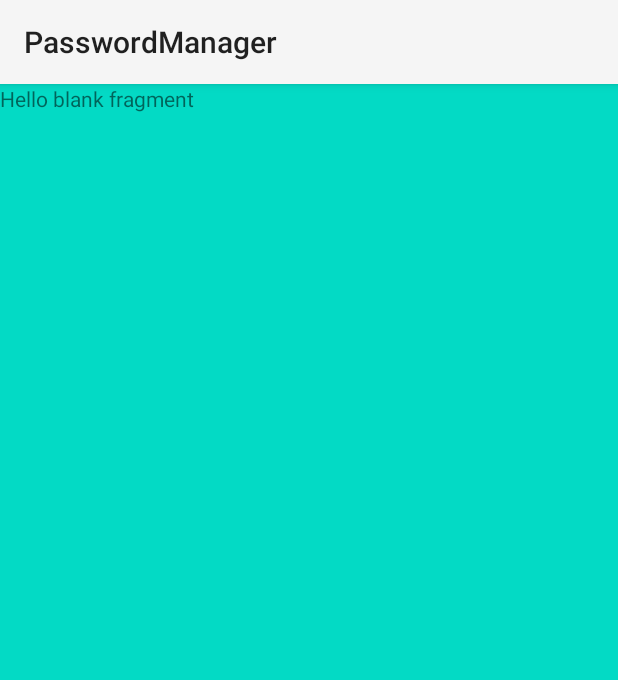
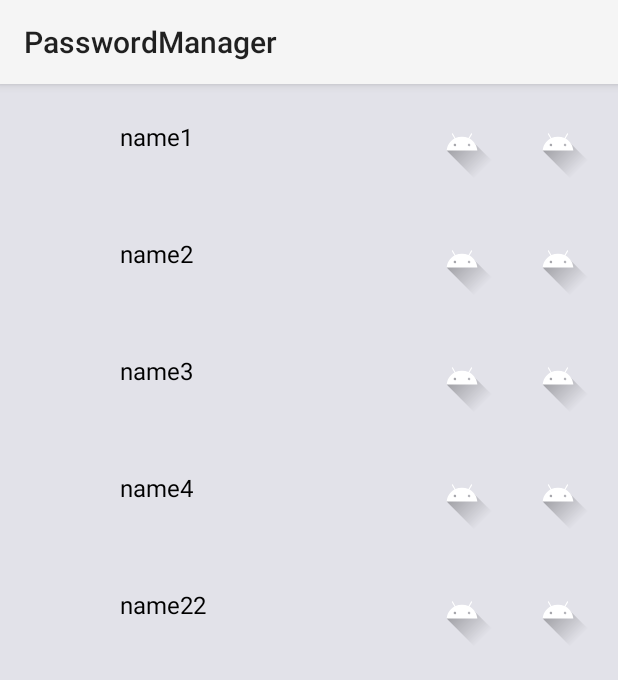
Before and after one commit to PaulMak-del/PasswordManager, an Android app: the PasswordListFragment screen opened through its navigation route, on a phone screen of 412 x 824 dp. Shown: the top 680 px of the screen. Run offline under Robolectric (Android 15) with nearby library versions, the phone set to English and light mode, and no system bars.

Commit message:
Add working recycler view and password service

```diff
--- a/PasswordManager2/app/src/main/AndroidManifest.xml
+++ b/PasswordManager2/app/src/main/AndroidManifest.xml
@@ -11,7 +11,8 @@
         android:roundIcon="@mipmap/ic_launcher_round"
         android:supportsRtl="true"
         android:theme="@style/Theme.PasswordManager"
-        tools:targetApi="31">
+        tools:targetApi="31"
+        android:name=".App">
         <activity
             android:name=".MainActivity"
             android:exported="true">
--- a/PasswordManager2/app/src/main/java/com/example/passwordmanager/MainActivity.kt
+++ b/PasswordManager2/app/src/main/java/com/example/passwordmanager/MainActivity.kt
@@ -3,11 +3,13 @@ package com.example.passwordmanager
 import androidx.appcompat.app.AppCompatActivity
 import android.os.Bundle
 import android.util.Log
+import androidx.recyclerview.widget.RecyclerView
 
 class MainActivity : AppCompatActivity() {
     override fun onCreate(savedInstanceState: Bundle?) {
         super.onCreate(savedInstanceState)
         setContentView(R.layout.activity_main)
         Log.d("ddd", "MainActivity")
+
     }
 }
--- /dev/null
+++ b/PasswordManager2/app/src/main/java/com/example/passwordmanager/MyAdapter.kt
@@ -0,0 +1,45 @@
+package com.example.passwordmanager
+
+import android.util.Log
+import android.view.LayoutInflater
+import android.view.ViewGroup
+import androidx.recyclerview.widget.RecyclerView
+import com.example.passwordmanager.databinding.ItemBinding
+import com.example.passwordmanager.model.Password
+
+class MyAdapter(private var passwords: List<Password>) :
+    RecyclerView.Adapter<MyAdapter.ViewHolder>() {
+
+    /*
+    var passwords: List<Password> = emptyList()
+        set(newValue) {
+            field = newValue
+            notifyDataSetChanged()
+        }
+
+     */
+
+    class ViewHolder(
+        val binding: ItemBinding
+    ) : RecyclerView.ViewHolder(binding.root)
+
+    override fun onCreateViewHolder(parent: ViewGroup, viewType: Int): ViewHolder {
+        Log.d("ddd", "MyAdapter.onCreateViewHolder")
+        val inflater = LayoutInflater.from(parent.context)
+        val binding = ItemBinding.inflate(inflater, parent, false)
+        return ViewHolder(binding)
+    }
+
+    override fun onBindViewHolder(holder: ViewHolder, position: Int) {
+        Log.d("ddd", "MyAdapter.onBindViewHolder")
+        val password = passwords[position]
+        with(holder.binding) {
+            passwordNameTextView.text = password.name
+        }
+    }
+
+    override fun getItemCount(): Int {
+        Log.d("ddd", "MyAdapter.getItemCount: " + passwords.size.toString())
+        return passwords.size
+    }
+}
--- a/PasswordManager2/app/src/main/java/com/example/passwordmanager/PasswordListFragment.kt
+++ b/PasswordManager2/app/src/main/java/com/example/passwordmanager/PasswordListFragment.kt
@@ -1,10 +1,17 @@
 package com.example.passwordmanager
 
 import android.os.Bundle
+import android.util.Log
 import androidx.fragment.app.Fragment
 import android.view.LayoutInflater
 import android.view.View
 import android.view.ViewGroup
+import androidx.recyclerview.widget.LinearLayoutManager
+import androidx.recyclerview.widget.RecyclerView
+import com.example.passwordmanager.databinding.ActivityMainBinding
+import com.example.passwordmanager.databinding.ItemBinding
+import com.example.passwordmanager.model.Password
+import com.example.passwordmanager.model.PasswordService
 
 // TODO: Rename parameter arguments, choose names that match
 // the fragment initialization parameters, e.g. ARG_ITEM_NUMBER
@@ -32,9 +39,20 @@ class PasswordListFragment : Fragment() {
     override fun onCreateView(
         inflater: LayoutInflater, container: ViewGroup?,
         savedInstanceState: Bundle?
-    ): View? {
+    ): View {
         // Inflate the layout for this fragment
-        return inflater.inflate(R.layout.fragment_password_list, container, false)
+        Log.d("ddd", "PasswordListFragment.onCreate()")
+        val view: View = inflater.inflate(R.layout.fragment_password_list, container, false)
+
+        val recyclerView: RecyclerView = view.findViewById(R.id.recycler_view)
+        val manager: LinearLayoutManager = LinearLayoutManager(view.context)
+        val password: Password = Password(22, "name22", "password22")
+        val passwordService: PasswordService = PasswordService()
+        passwordService.addPassword(password)
+        val adapter = MyAdapter(passwordService.getPasswords())
+        recyclerView.adapter = adapter
+        recyclerView.layoutManager = manager
+        return view
     }
 
     companion object {
--- /dev/null
+++ b/PasswordManager2/app/src/main/java/com/example/passwordmanager/model/Password.kt
@@ -0,0 +1,7 @@
+package com.example.passwordmanager.model
+
+data class Password (
+    val id: Long,
+    val name: String,
+    val password: String
+)
--- /dev/null
+++ b/PasswordManager2/app/src/main/java/com/example/passwordmanager/model/PasswordService.kt
@@ -0,0 +1,67 @@
+package com.example.passwordmanager.model
+
+import android.util.Log
+import java.util.*
+
+typealias PasswordListener = (passwords: List<Password>) -> Unit
+
+class PasswordService {
+
+    private var passwords: MutableList<Password> = mutableListOf<Password>()
+    private val listeners = mutableSetOf<PasswordListener>()
+
+    init {
+        passwords.add(Password(12, "name1", "password1"))
+        passwords.add(Password(13, "name2", "password2"))
+        passwords.add(Password(14, "name3", "password3"))
+        passwords.add(Password(15, "name4", "password4"))
+    }
+
+    fun getPasswords(): List<Password> {
+        return passwords;
+    }
+
+    fun addPassword(password: Password) {
+        passwords.add(password)
+    }
+
+    fun deletePassword(password: Password) {
+        val indexToDelete: Int = passwords.indexOfFirst {it.id == password.id }
+        if (indexToDelete != -1 ) {
+            passwords.removeAt(indexToDelete)
+            notifyChanges()
+        }
+        else {
+            Log.d("ddd", "deletePassword: Index not found")
+        }
+    }
+
+    fun movePassword(password: Password, moveBy: Int) {
+        val oldIndex: Int = passwords.indexOfFirst { it.id == password.id }
+        if (oldIndex == -1) {
+            Log.d("ddd", "movePassword: oldIndex not found")
+            return
+        }
+        val newIndex: Int = oldIndex + moveBy
+        if (newIndex < 0 || newIndex > passwords.size) {
+            Log.d("ddd", "movePassword: newIndex out of borders")
+            return
+        }
+        Collections.swap(passwords, oldIndex, newIndex)
+        notifyChanges()
+    }
+
+    fun addListener(listener: PasswordListener) {
+        listeners.add(listener)
+        listener.invoke(passwords)
+    }
+
+    fun removeListener(listener: PasswordListener) {
+        listeners.remove(listener)
+    }
+
+    private fun notifyChanges() {
+        listeners.forEach{ it.invoke(passwords) }
+    }
+
+}
--- /dev/null
+++ b/PasswordManager2/app/src/main/res/drawable/baseline_security_24.xml
@@ -0,0 +1,5 @@
+<vector android:height="48dp" android:tint="#C1C1C1"
+    android:viewportHeight="24" android:viewportWidth="24"
+    android:width="48dp" xmlns:android="http://schemas.android.com/apk/res/android">
+    <path android:fillColor="@android:color/white" android:pathData="M12,1L3,5v6c0,5.55 3.84,10.74 9,12 5.16,-1.26 9,-6.45 9,-12L21,5l-9,-4zM12,11.99h7c-0.53,4.12 -3.28,7.79 -7,8.94L12,12L5,12L5,6.3l7,-3.11v8.8z"/>
+</vector>
--- /dev/null
+++ b/PasswordManager2/app/src/main/res/drawable/ic_baseline_chevron_left_24.xml
@@ -0,0 +1,5 @@
+<vector android:height="24dp" android:tint="#C1C1C1"
+    android:viewportHeight="24" android:viewportWidth="24"
+    android:width="24dp" xmlns:android="http://schemas.android.com/apk/res/android">
+    <path android:fillColor="@android:color/white" android:pathData="M15.41,7.41L14,6l-6,6 6,6 1.41,-1.41L10.83,12z"/>
+</vector>
--- /dev/null
+++ b/PasswordManager2/app/src/main/res/drawable/ic_baseline_content_copy_24.xml
@@ -0,0 +1,5 @@
+<vector android:height="24dp" android:tint="#C1C1C1"
+    android:viewportHeight="24" android:viewportWidth="24"
+    android:width="24dp" xmlns:android="http://schemas.android.com/apk/res/android">
+    <path android:fillColor="@android:color/white" android:pathData="M16,1L4,1c-1.1,0 -2,0.9 -2,2v14h2L4,3h12L16,1zM19,5L8,5c-1.1,0 -2,0.9 -2,2v14c0,1.1 0.9,2 2,2h11c1.1,0 2,-0.9 2,-2L21,7c0,-1.1 -0.9,-2 -2,-2zM19,21L8,21L8,7h11v14z"/>
+</vector>
--- /dev/null
+++ b/PasswordManager2/app/src/main/res/drawable/ic_baseline_delete_outline_24.xml
@@ -0,0 +1,5 @@
+<vector android:height="24dp" android:tint="#000000"
+    android:viewportHeight="24" android:viewportWidth="24"
+    android:width="24dp" xmlns:android="http://schemas.android.com/apk/res/android">
+    <path android:fillColor="@android:color/white" android:pathData="M6,19c0,1.1 0.9,2 2,2h8c1.1,0 2,-0.9 2,-2L18,7L6,7v12zM8,9h8v10L8,19L8,9zM15.5,4l-1,-1h-5l-1,1L5,4v2h14L19,4z"/>
+</vector>
--- /dev/null
+++ b/PasswordManager2/app/src/main/res/drawable/ic_baseline_edit_24.xml
@@ -0,0 +1,5 @@
+<vector android:height="24dp" android:tint="#000000"
+    android:viewportHeight="24" android:viewportWidth="24"
+    android:width="24dp" xmlns:android="http://schemas.android.com/apk/res/android">
+    <path android:fillColor="@android:color/white" android:pathData="M3,17.25V21h3.75L17.81,9.94l-3.75,-3.75L3,17.25zM20.71,7.04c0.39,-0.39 0.39,-1.02 0,-1.41l-2.34,-2.34c-0.39,-0.39 -1.02,-0.39 -1.41,0l-1.83,1.83 3.75,3.75 1.83,-1.83z"/>
+</vector>
--- /dev/null
+++ b/PasswordManager2/app/src/main/res/drawable/ic_baseline_favorite_24.xml
@@ -0,0 +1,5 @@
+<vector android:height="24dp" android:tint="#000000"
+    android:viewportHeight="24" android:viewportWidth="24"
+    android:width="24dp" xmlns:android="http://schemas.android.com/apk/res/android">
+    <path android:fillColor="@android:color/white" android:pathData="M12,21.35l-1.45,-1.32C5.4,15.36 2,12.28 2,8.5 2,5.42 4.42,3 7.5,3c1.74,0 3.41,0.81 4.5,2.09C13.09,3.81 14.76,3 16.5,3 19.58,3 22,5.42 22,8.5c0,3.78 -3.4,6.86 -8.55,11.54L12,21.35z"/>
+</vector>
--- /dev/null
+++ b/PasswordManager2/app/src/main/res/drawable/ic_baseline_favorite_border_24.xml
@@ -0,0 +1,5 @@
+<vector android:height="24dp" android:tint="#000000"
+    android:viewportHeight="24" android:viewportWidth="24"
+    android:width="24dp" xmlns:android="http://schemas.android.com/apk/res/android">
+    <path android:fillColor="@android:color/white" android:pathData="M16.5,3c-1.74,0 -3.41,0.81 -4.5,2.09C10.91,3.81 9.24,3 7.5,3 4.42,3 2,5.42 2,8.5c0,3.78 3.4,6.86 8.55,11.54L12,21.35l1.45,-1.32C18.6,15.36 22,12.28 22,8.5 22,5.42 19.58,3 16.5,3zM12.1,18.55l-0.1,0.1 -0.1,-0.1C7.14,14.24 4,11.39 4,8.5 4,6.5 5.5,5 7.5,5c1.54,0 3.04,0.99 3.57,2.36h1.87C13.46,5.99 14.96,5 16.5,5c2,0 3.5,1.5 3.5,3.5 0,2.89 -3.14,5.74 -7.9,10.05z"/>
+</vector>
--- a/PasswordManager2/app/src/main/res/layout/fragment_password_list.xml
+++ b/PasswordManager2/app/src/main/res/layout/fragment_password_list.xml
@@ -5,12 +5,12 @@
     android:layout_height="match_parent"
     tools:context=".PasswordListFragment"
     android:id="@+id/password_screen"
-    android:background="@color/teal_200">
+    android:background="@color/material_dynamic_neutral90">
 
-    <!-- TODO: Update blank fragment layout -->
-    <TextView
+
+    <androidx.recyclerview.widget.RecyclerView
+        android:id="@+id/recycler_view"
         android:layout_width="match_parent"
-        android:layout_height="match_parent"
-        android:text="@string/hello_blank_fragment" />
+        android:layout_height="match_parent" />
 
 </FrameLayout>
--- /dev/null
+++ b/PasswordManager2/app/src/main/res/layout/item.xml
@@ -0,0 +1,72 @@
+<?xml version="1.0" encoding="utf-8"?>
+    <androidx.constraintlayout.widget.ConstraintLayout
+        xmlns:android="http://schemas.android.com/apk/res/android"
+        xmlns:app="http://schemas.android.com/apk/res-auto"
+        xmlns:tools="http://schemas.android.com/tools"
+        android:id="@+id/linearLayout"
+        android:layout_width="match_parent"
+        android:layout_height="wrap_content"
+        android:orientation="horizontal">
+
+
+        <ImageView
+            android:id="@+id/logoMini"
+            android:layout_width="48dp"
+            android:layout_height="48dp"
+            android:layout_marginStart="16dp"
+            android:layout_marginTop="16dp"
+            app:layout_constraintStart_toStartOf="parent"
+            app:layout_constraintTop_toTopOf="parent"
+            tools:src="@drawable/baseline_security_24" />
+
+        <TextView
+            android:id="@+id/passwordNameTextView"
+            android:layout_width="0dp"
+            android:layout_height="48dp"
+            android:layout_marginStart="16dp"
+            android:layout_marginTop="16dp"
+            android:lines="1"
+            android:text="@string/password_name_view"
+            android:textColor="@color/black"
+            android:textSize="16sp"
+            android:ellipsize="end"
+            app:layout_constraintBottom_toBottomOf="@+id/logoMini"
+            app:layout_constraintEnd_toStartOf="@+id/copyImage"
+            app:layout_constraintStart_toEndOf="@+id/logoMini"
+            app:layout_constraintTop_toTopOf="@+id/logoMini" />
+
+        <ImageView
+            android:id="@+id/copyImage"
+            android:layout_width="48dp"
+            android:layout_height="48dp"
+            android:layout_marginEnd="16dp"
+            app:layout_constraintBottom_toBottomOf="@+id/leftImage"
+            app:layout_constraintEnd_toStartOf="@+id/leftImage"
+            app:layout_constraintTop_toTopOf="@+id/leftImage"
+            app:srcCompat="@drawable/ic_launcher_foreground"
+            tools:srcCompat="@drawable/ic_baseline_content_copy_24" />
+
+        <ImageView
+            android:id="@+id/leftImage"
+            android:layout_width="48dp"
+            android:layout_height="48dp"
+            android:layout_marginTop="16dp"
+            android:layout_marginEnd="16dp"
+            app:layout_constraintEnd_toEndOf="parent"
+            app:layout_constraintTop_toTopOf="parent"
+            app:srcCompat="@drawable/ic_launcher_foreground"
+            tools:srcCompat="@drawable/ic_baseline_chevron_left_24" />
+
+        <androidx.constraintlayout.widget.Barrier
+            android:id="@+id/barrier"
+            android:layout_width="wrap_content"
+            android:layout_height="wrap_content"
+            app:constraint_referenced_ids="logoMini, passwordNameTextView"
+            app:barrierDirection="bottom"/>
+
+        <Space
+            android:layout_height="6dp"
+            android:layout_width="wrap_content"
+            app:layout_constraintTop_toBottomOf="@+id/barrier" />
+
+    </androidx.constraintlayout.widget.ConstraintLayout>
--- a/PasswordManager2/app/src/main/res/values/strings.xml
+++ b/PasswordManager2/app/src/main/res/values/strings.xml
@@ -2,4 +2,8 @@
     <string name="app_name">PasswordManager</string>
     <!-- TODO: Remove or change this placeholder text -->
     <string name="hello_blank_fragment">Hello blank fragment</string>
+    <string name="enter">Войти</string>
+    <string name="enter_text">Введите пароль:</string>
+    <string name="password_tip">Password</string>
+    <string name="password_name_view">Example!</string>
 </resources>
--- a/PasswordManager2/build.gradle
+++ b/PasswordManager2/build.gradle
@@ -1,6 +1,6 @@
 // Top-level build file where you can add configuration options common to all sub-projects/modules.
 plugins {
-    id 'com.android.application' version '7.3.1' apply false
-    id 'com.android.library' version '7.3.1' apply false
+    id 'com.android.application' version '7.4.2' apply false
+    id 'com.android.library' version '7.4.2' apply false
     id 'org.jetbrains.kotlin.android' version '1.7.20' apply false
 }
```
Also changed, not shown: PasswordManager2/app/build.gradle (+7 -0 lines), PasswordManager2/app/src/main/java/com/example/passwordmanager/App.kt (added, +9 -0 lines), PasswordManager2/app/src/main/res/layout/fragment_login.xml (+19 -15 lines), PasswordManager2/gradle/wrapper/gradle-wrapper.properties.
